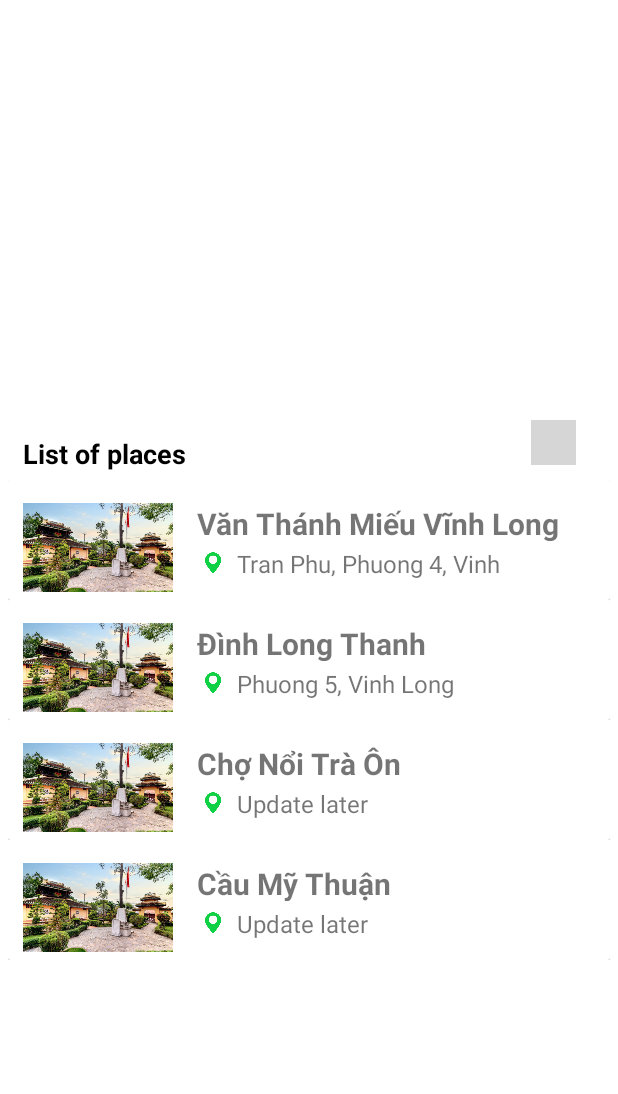
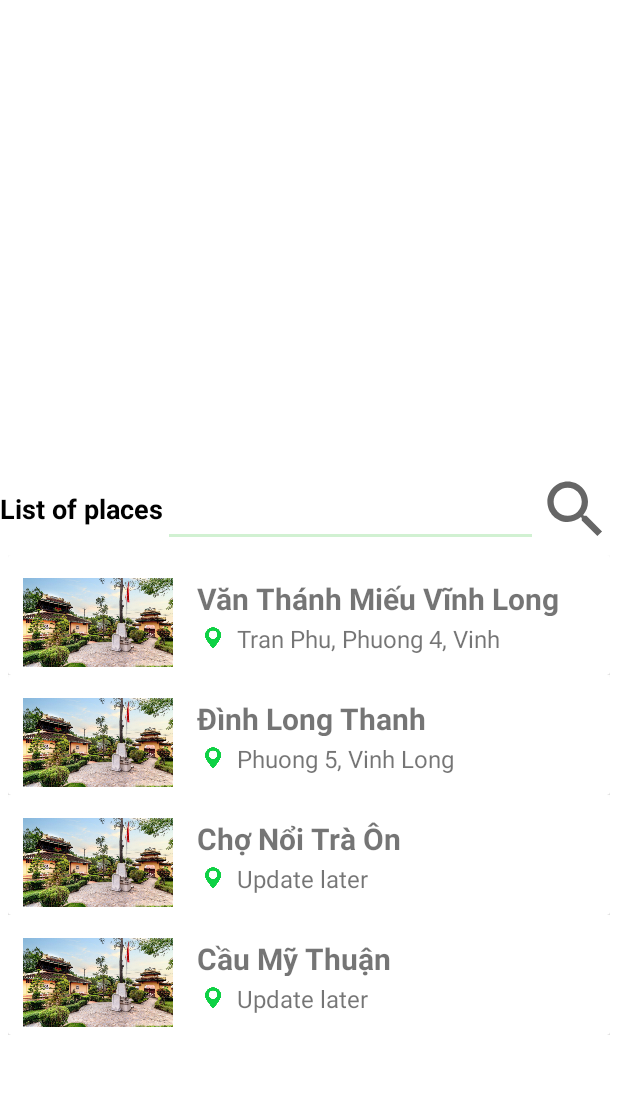
Before and after one commit to Lamduy0807/DoAnNMUDDD, an Android app: the Trip6Activity screen opened directly, with no data from a screen before it, on a phone screen of 412 x 824 dp, the part 137-1231 px from its top. Run offline under Robolectric (Android 15) with nearby library versions, the phone set to English and light mode, and no system bars; grey boxes are pictures that could not be loaded.

Commit message:
new key map

```diff
--- a/app/src/main/java/controller/CreateTrip/DetailPlaceActivity.java
+++ b/app/src/main/java/controller/CreateTrip/DetailPlaceActivity.java
@@ -41,7 +41,6 @@ public class DetailPlaceActivity extends AppCompatActivity {
         if(getIntent().hasExtra("images") && getIntent().hasExtra("data1") &&
         getIntent().hasExtra("data2"))
         {
-
             data1=getIntent().getStringExtra("data1");
             data2=getIntent().getStringExtra("data2");
             images=getIntent().getIntExtra("images",1);
--- a/app/src/main/java/controller/CreateTrip/Trip6Activity.java
+++ b/app/src/main/java/controller/CreateTrip/Trip6Activity.java
@@ -1,19 +1,27 @@
 package controller.CreateTrip;
 
+import androidx.annotation.NonNull;
 import androidx.appcompat.app.AppCompatActivity;
+import androidx.fragment.app.FragmentActivity;
 import androidx.recyclerview.widget.LinearLayoutManager;
 import androidx.recyclerview.widget.RecyclerView;
 
 import android.os.Bundle;
 
+import com.google.android.gms.maps.CameraUpdateFactory;
 import com.google.android.gms.maps.GoogleMap;
+import com.google.android.gms.maps.MapFragment;
+import com.google.android.gms.maps.OnMapReadyCallback;
+import com.google.android.gms.maps.SupportMapFragment;
+import com.google.android.gms.maps.model.LatLng;
+import com.google.android.gms.maps.model.MarkerOptions;
 
 import nga.uit.edu.mytravel.R;
 
-public class Trip6Activity extends AppCompatActivity  {
+public class Trip6Activity extends AppCompatActivity implements OnMapReadyCallback{
+    private GoogleMap map;
 
-    GoogleMap map;
-    RecyclerView recyclerView;
+    private RecyclerView recyclerView;
     String strPlace[], strAddress[];
     int images[]={R.drawable.van_thanh_mieu,R.drawable.van_thanh_mieu,R.drawable.van_thanh_mieu,R.drawable.van_thanh_mieu};
     int imgGps=R.drawable.ic_greengps;
@@ -22,15 +30,19 @@ public class Trip6Activity extends AppCompatActivity  {
     protected void onCreate(Bundle savedInstanceState) {
         super.onCreate(savedInstanceState);
         setContentView(R.layout.activity_trip6);
+        SupportMapFragment mapFragment = (SupportMapFragment) getSupportFragmentManager()
+        .findFragmentById(R.id.map);
+        mapFragment.getMapAsync(this);
+
+
         addControls();
-        addEvents();
-    }
-
-    private void addEvents() {
 
     }
 
+
     private void addControls() {
+
+
         strPlace=getResources().getStringArray(R.array.list_place);
         strAddress=getResources().getStringArray(R.array.address_place);
         recyclerView= this.<RecyclerView>findViewById(R.id.recyclerView);
@@ -41,4 +53,28 @@ public class Trip6Activity extends AppCompatActivity  {
     }
 
 
+    @Override
+    public void onMapReady(@NonNull GoogleMap googleMap) {
+        map = googleMap;
+        //LatLng HaNoii = new LatLng(21.60140226455056, 105.65808202184448);
+
+        // CHỖ NÀY CẦN LẤY TỪ CƠ SỞ DỮ LIỆU
+        // CẦN CÓ TÊN PLACE, TITLE CÓ DẤU CHO PLACE
+        // CẦN TỌA ĐỘ
+        //KHI BẤM VÀO MỖI ĐỊA CHỈ SẼ LOAD HẾT CÁC MAKER LÊN MAP
+        LatLng VanThanhMieu = new LatLng(10.243557795769036, 105.98465411534355);
+        map.addMarker(new MarkerOptions().position(VanThanhMieu).title("Văn Thánh Miếu"));
+        map.moveCamera(CameraUpdateFactory.newLatLngZoom(VanThanhMieu,13));
+
+        LatLng DinhLongThanh = new LatLng(10.239409866144607, 105.98989378465645);
+        map.addMarker(new MarkerOptions().position(DinhLongThanh).title("Đình Long Thanh"));
+        map.moveCamera(CameraUpdateFactory.newLatLngZoom(DinhLongThanh,13));
+
+        LatLng VinhLong = new LatLng(10.239381668635907, 105.96243661914919);
+        map.moveCamera(CameraUpdateFactory.newLatLngZoom(VinhLong, 13));
+
+
+
+
+    }
 }
--- a/app/src/main/res/layout/activity_trip6.xml
+++ b/app/src/main/res/layout/activity_trip6.xml
@@ -1,58 +1,76 @@
 <?xml version="1.0" encoding="utf-8"?>
-<LinearLayout xmlns:android="http://schemas.android.com/apk/res/android"
+<androidx.constraintlayout.widget.ConstraintLayout xmlns:android="http://schemas.android.com/apk/res/android"
+
+    xmlns:map="http://schemas.android.com/apk/res-auto"
     xmlns:app="http://schemas.android.com/apk/res-auto"
     xmlns:tools="http://schemas.android.com/tools"
     android:layout_width="match_parent"
     android:layout_height="match_parent"
-    android:orientation="vertical"
     tools:context="controller.CreateTrip.Trip6Activity">
 
     <fragment
         android:id="@+id/map"
-        android:name="com.google.android.gms.maps.MapFragment"
+        android:name="com.google.android.gms.maps.SupportMapFragment"
         android:layout_width="match_parent"
-        android:layout_height="300dp"
-        />
+        android:layout_height="350dp"
+        map:layout_constraintEnd_toEndOf="parent"
+        map:layout_constraintStart_toStartOf="parent"
+        map:layout_constraintTop_toTopOf="parent" />
 
     <LinearLayout
+        android:id="@+id/linearLayout"
         android:layout_width="match_parent"
+        android:layout_height="50dp"
         android:orientation="horizontal"
-        android:layout_height="50dp">
+        app:layout_constraintEnd_toEndOf="parent"
+        app:layout_constraintStart_toStartOf="parent"
+        map:layout_constraintTop_toBottomOf="@+id/map">
 
         <TextView
             android:layout_width="wrap_content"
-            android:layout_height="30dp"
+            android:layout_height="50dp"
             android:text="List of places"
             android:textColor="@color/black"
+            android:textSize="18sp"
             android:textStyle="bold"
-            android:textSize="18sp"
-            android:layout_marginTop="15sp"
-            android:layout_marginLeft="15dp"
-            />
+            tools:layout_editor_absoluteX="37dp"
+            tools:layout_editor_absoluteY="459dp" />
+
         <EditText
-            android:layout_width="230dp"
-            android:layout_height="45dp"
+            android:layout_width="250dp"
+            android:layout_height="50dp"
             android:textSize="18sp"
             android:textStyle="normal"
-            android:layout_marginTop="15sp"
-            />
+            tools:layout_editor_absoluteX="125dp"
+            tools:layout_editor_absoluteY="603dp" />
+
+
         <ImageButton
-            android:layout_width="30dp"
-            android:layout_height="30dp"
-            android:background="@drawable/icon_search"
-            android:layout_marginTop="15sp"
-            />
+            android:layout_width="50dp"
+            android:layout_height="50dp"
+            android:background="@drawable/ic_search"
+            tools:layout_editor_absoluteX="266dp"
+            tools:layout_editor_absoluteY="409dp" />
+
     </LinearLayout>
+
+
 
     <androidx.recyclerview.widget.RecyclerView
         android:id="@+id/recyclerView"
         android:layout_width="match_parent"
-        android:layout_height="match_parent"
+        android:layout_height="0dp"
         android:clipToPadding="false"
         android:orientation="vertical"
         android:padding="5dp"
         app:layoutManager="androidx.recyclerview.widget.LinearLayoutManager"
 
-        />
+        app:layout_constraintBottom_toBottomOf="parent"
+        app:layout_constraintEnd_toEndOf="parent"
+        app:layout_constraintHorizontal_bias="1.0"
+        app:layout_constraintStart_toStartOf="parent"
+        app:layout_constraintTop_toBottomOf="@+id/linearLayout"
+        app:layout_constraintVertical_bias="0.0" />
 
-</LinearLayout>
+
+</androidx.constraintlayout.widget.ConstraintLayout>
--- a/app/src/main/res/values/map_api.xml
+++ b/app/src/main/res/values/map_api.xml
@@ -1,2 +1,6 @@
 <?xml version="1.0" encoding="utf-8"?>
-<resources></resources>
+<resources>
+    <string name="map_key" translatable="false">
+        AIzaSyAU2VdDOPac9XkEn7NMcDuv_3d45NSo7Zo
+    </string>
+</resources>
--- a/app/src/main/res/values/strings.xml
+++ b/app/src/main/res/values/strings.xml
@@ -23,10 +23,14 @@
         <item>Chợ Nổi Trà Ôn</item>
         <item>Cầu Mỹ Thuận</item>
     </string-array>
+
     <string-array name="address_place">
         <item>Tran Phu, Phuong 4, Vinh Long</item>
         <item>Phuong 5, Vinh Long</item>
         <item>Update later</item>
         <item>Update later</item>
     </string-array>
+
+
+
 </resources>
```
Also changed, not shown: app/src/main/AndroidManifest.xml (+5 -16 lines).
